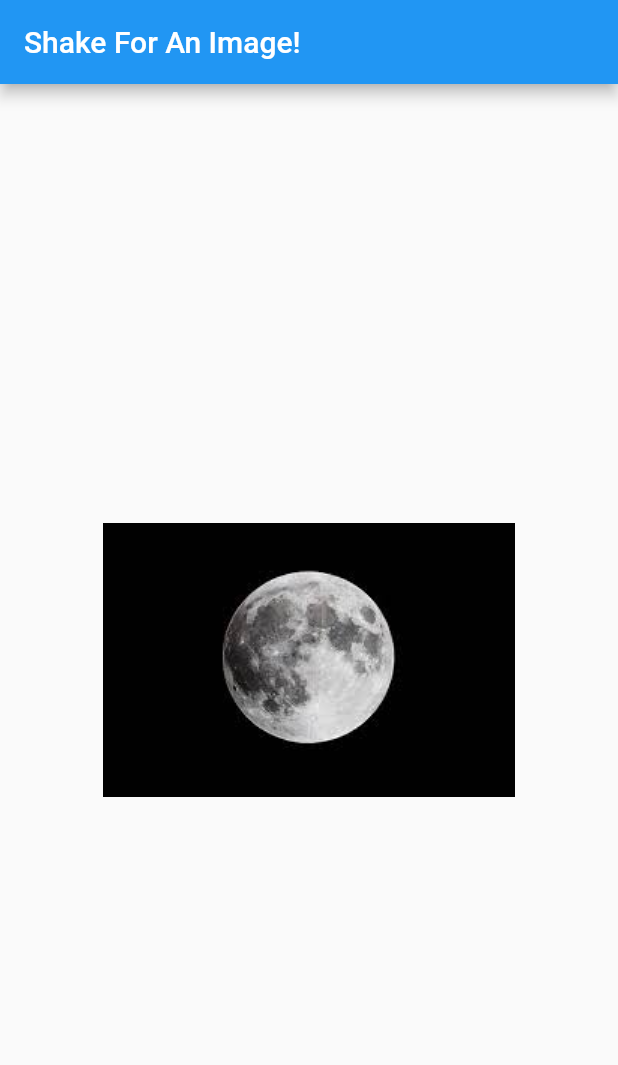
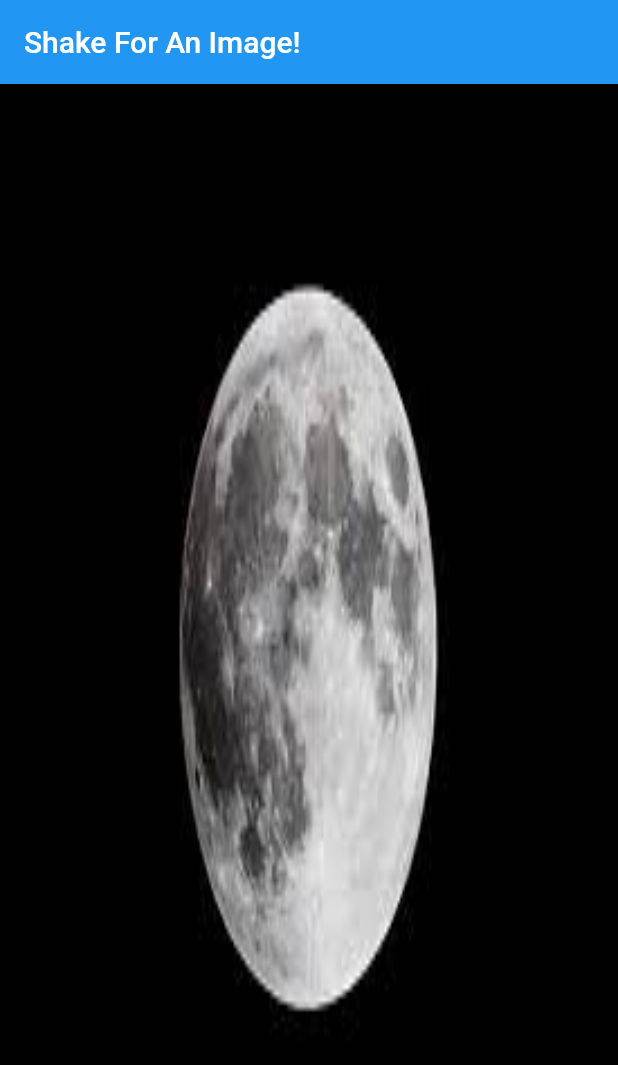
Before and after one commit to wul9/shake_and_display, a Flutter app: the screen it shows after launch, on a phone screen of 412 x 824 dp. Shown: the top 1065 px of the screen. Run offline on Flutter 3.47's test engine with Material 2 defaults, Android fonts, the phone set to English and light mode, and no system bars; missing offline and left inert: shake.

Commit message:
second commit

```diff
--- a/lib/main.dart
+++ b/lib/main.dart
@@ -55,7 +55,7 @@ class _MyHomePageState extends State<MyHomePage> {
       appBar: AppBar(
         title: Text(widget.title),
       ),
-      body: Column(children: [Expanded(child: _img)]),
+      body: SizedBox.expand(child: FittedBox(fit: BoxFit.fill,child: _img,))
     );
   }
 }
```
Also changed, not shown: 3 other files.
